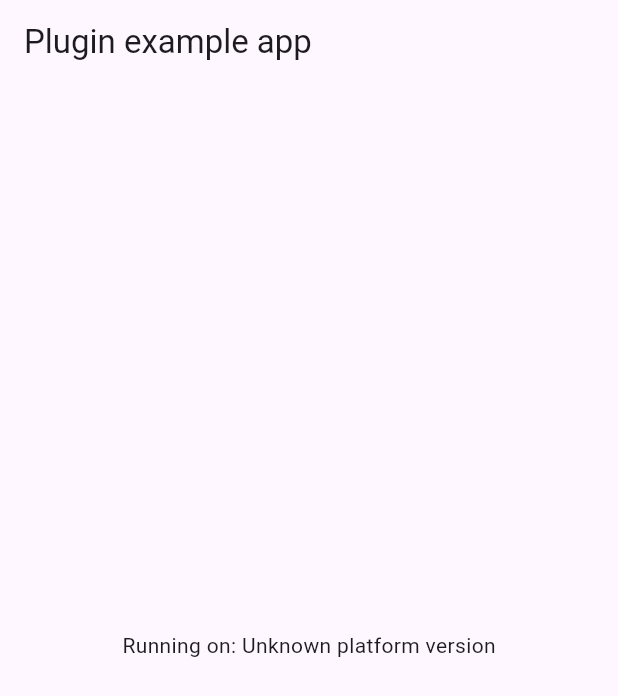
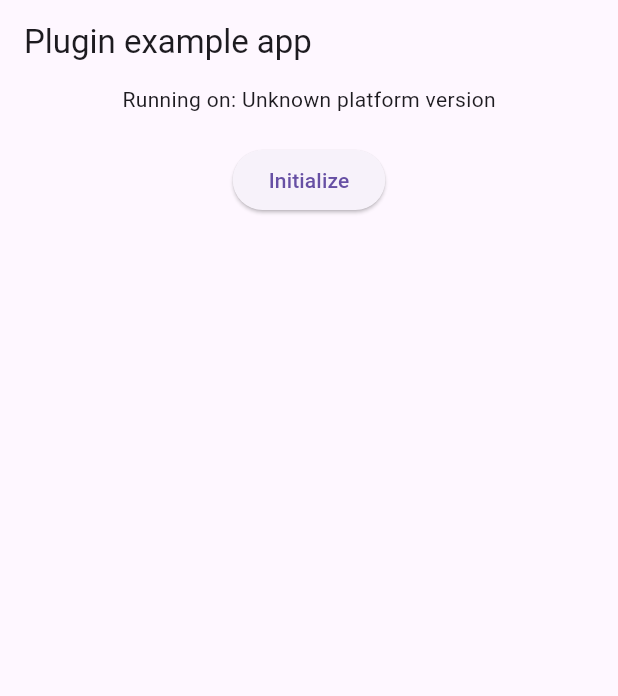
Before and after one commit to r0227n/flutter_whisper_kit, a Flutter app: the screen it shows after launch, on a phone screen of 412 x 824 dp. Shown: the top 696 px of the screen. Run offline on Flutter 3.47's test engine with Material 3 defaults, Android fonts, the phone set to English and light mode, and no system bars; our stand-ins replace plugin_platform_interface.

Commit message:
Add UI for WhisperKit initialization in example app
- Enhanced the example app by adding a button to initialize WhisperKit with specified model and repository.
- Updated the layout to display the platform version alongside the new button for better user interaction.

This change improves the demonstration of the WhisperKit functionality in the Flutter plugin example.

```diff
--- a/packages/flutter_whisperkit_apple/example/lib/main.dart
+++ b/packages/flutter_whisperkit_apple/example/lib/main.dart
@@ -53,7 +53,21 @@ class _MyAppState extends State<MyApp> {
     return MaterialApp(
       home: Scaffold(
         appBar: AppBar(title: const Text('Plugin example app')),
-        body: Center(child: Text('Running on: $_platformVersion\n')),
+        body: Center(
+          child: Column(
+            children: [
+              Text('Running on: $_platformVersion\n'),
+              ElevatedButton(
+                onPressed: () async {
+                  final result = await _flutterWhisperkitApplePlugin
+                      .createWhisperKit(model: 'base.en', modelRepo: 'openai');
+                  print(result);
+                },
+                child: Text('Initialize'),
+              ),
+            ],
+          ),
+        ),
       ),
     );
   }
```
